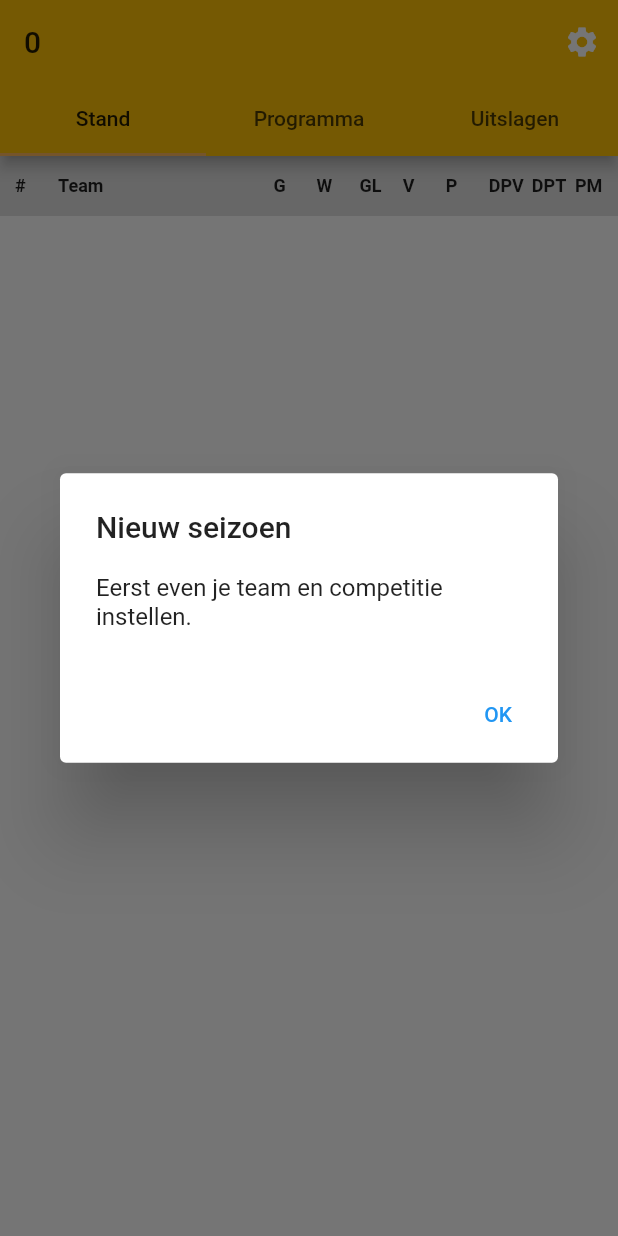
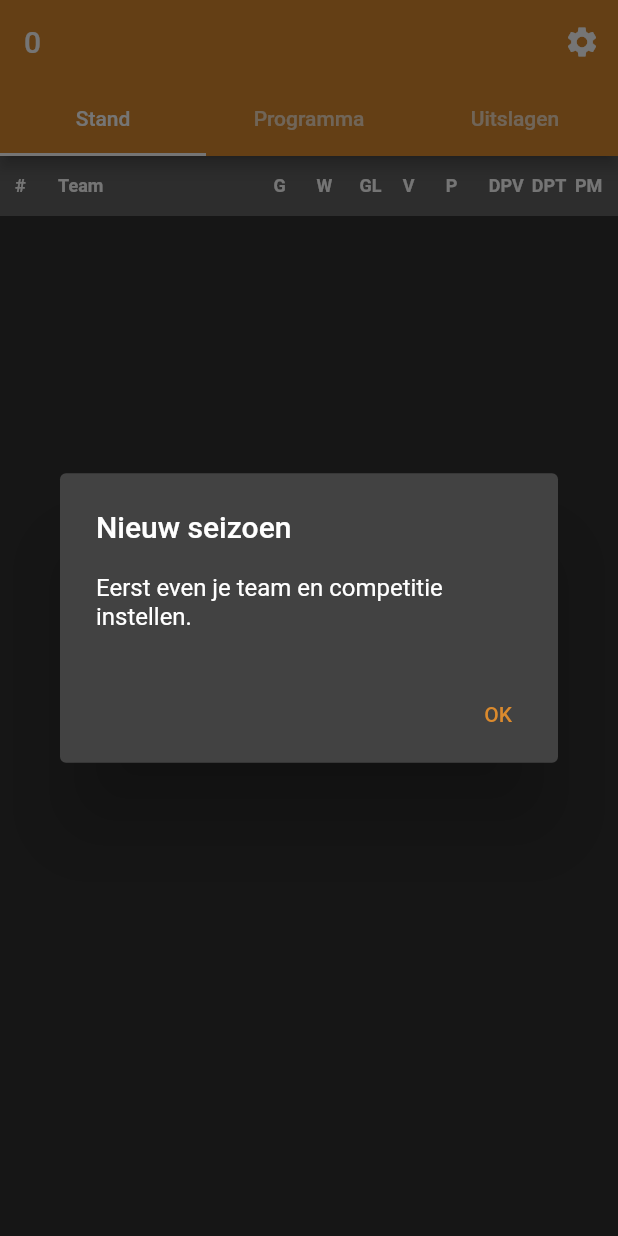
Before and after one commit to epic-unicorn/NZVBTeamApp_Web, a Flutter app: the screen it shows after launch, on a phone screen of 412 x 824 dp. Run offline on Flutter 3.47's test engine with Material 2 defaults, Android fonts, the phone set to English and light mode, and no system bars; our stand-ins replace date_format, shared_preferences; network calls fail.

Commit message:
Fixed themes

```diff
--- a/lib/main.dart
+++ b/lib/main.dart
@@ -1,33 +1,30 @@
-import 'package:nzvb_team_app/utils/theme_notifier.dart';
-import 'package:nzvb_team_app/utils/themes.dart';
 import 'package:nzvb_team_app/tabs/ranking_tab.dart';
 import 'package:nzvb_team_app/tabs/results_tab.dart';
 import 'package:nzvb_team_app/tabs/schedule_tab.dart';
 import 'package:flutter/material.dart';
 import 'package:nzvb_team_app/settings.dart';
 import 'package:shared_preferences/shared_preferences.dart';
-import 'package:provider/provider.dart';
 
 void main() {
   WidgetsFlutterBinding.ensureInitialized();
-  SharedPreferences.getInstance().then((prefs) {
-    var darkModeOn = prefs.getBool('darkMode') ?? false;
-    runApp(
-      ChangeNotifierProvider<ThemeNotifier>(
-        create: (_) => ThemeNotifier(darkModeOn ? darkTheme : lightTheme),
-        child: MyNzvbApp(),
-      ),
-    );
-  });
+  runApp(
+    MyNzvbApp(),
+  );
 }
 
 class MyNzvbApp extends StatelessWidget {
   @override
   Widget build(BuildContext context) {
-    final themeNotifier = Provider.of<ThemeNotifier>(context);
     return MaterialApp(
       title: 'NZVB Team App',
-      theme: themeNotifier.getTheme(),
+      theme: ThemeData(
+        accentColor: Color(0xFFdb8a2d),
+        primaryColor: Color(0xFFdb8a2d),
+        textButtonTheme: TextButtonThemeData(
+          style: TextButton.styleFrom(primary: Color(0xFFdb8a2d)),
+        ),
+        brightness: Brightness.dark,
+      ),
       home: MyHomePage(),
     );
   }
@@ -114,7 +111,6 @@ class _MyHomePageState extends State<MyHomePage> {
     return DefaultTabController(
       length: 3,
       child: Scaffold(
-        backgroundColor: Theme.of(context).backgroundColor,
         appBar: AppBar(
           title: Row(
             children: [
@@ -138,7 +134,6 @@ class _MyHomePageState extends State<MyHomePage> {
             */
             IconButton(
               icon: Icon(Icons.settings),
-              color: Theme.of(context).iconTheme.color,
               onPressed: () async {
                 await Navigator.push(
                     context,
--- a/lib/tabs/results_tab.dart
+++ b/lib/tabs/results_tab.dart
@@ -25,7 +25,7 @@ class _ResultsTabState extends State<ResultsTab>
         prefs.getString("leagueName") ?? "");
 
     String _getResultsUrl =
-        'http://cm.nzvb.nl/modules/nzvb/api/results.php?seasonId=' +
+        'https://cm.nzvb.nl/modules/nzvb/api/results.php?seasonId=' +
             widget.activeSeasonId +
             '&pouleId=' +
             _league.id;
@@ -122,8 +122,8 @@ class _ResultsTabState extends State<ResultsTab>
                     child: new Ink(
                       color: data['team1'] == widget.selectedTeam ||
                               data['team2'] == widget.selectedTeam
-                          ? Theme.of(context).focusColor
-                          : Theme.of(context).backgroundColor,
+                          ? Theme.of(context).accentColor
+                          : Theme.of(context).scaffoldBackgroundColor,
                       height: 40,
                       padding: EdgeInsets.only(left: 10.0),
                       child: new Row(
--- a/lib/utils/theme_notifier.dart
+++ /dev/null
@@ -1,11 +0,0 @@
-import 'package:flutter/material.dart';
-
-class ThemeNotifier with ChangeNotifier {
-  ThemeData _themeData;
-  ThemeNotifier(this._themeData);
-  getTheme() => _themeData;
-  setTheme(ThemeData themeData) async {
-    _themeData = themeData;
-    notifyListeners();
-  }
-}
```
Also changed, not shown: lib/settings.dart (+12 -47 lines), lib/tabs/ranking_tab.dart (+4 -4 lines), lib/tabs/schedule_tab.dart (+5 -2 lines), lib/utils/themes.dart (deleted, +0 -23 lines), pubspec.yaml (+5 -5 lines), icon/icon.png (added).
